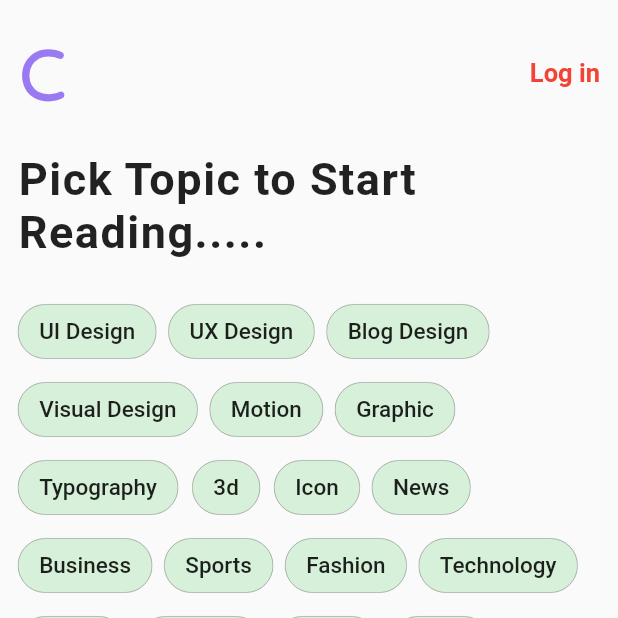
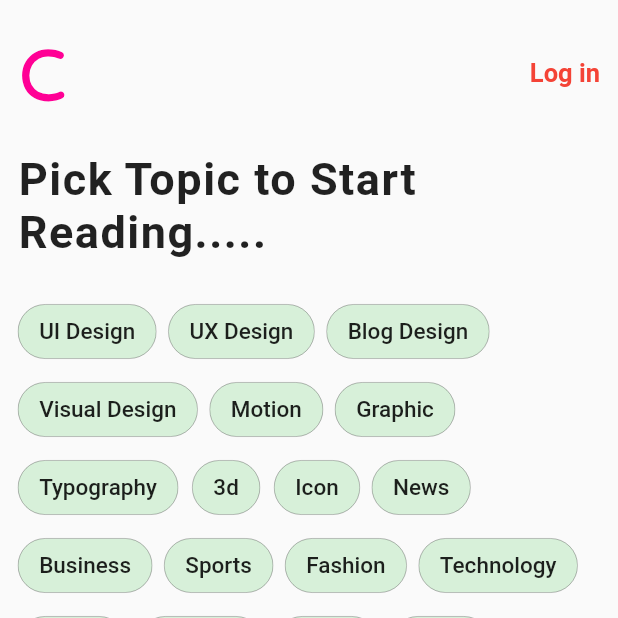
Before and after one commit to RUPAAK/flutter_blog, a Flutter app: the screen it shows after launch, on a phone screen of 412 x 824 dp, the top half of it. Run offline on Flutter 3.47's test engine with Material 2 defaults, Android fonts, the phone set to English and light mode, and no system bars; our stand-ins replace google_fonts, shared_preferences.

Commit message:
added transistion

```diff
--- a/lib/common/logo.dart
+++ b/lib/common/logo.dart
@@ -4,12 +4,15 @@ import 'package:google_fonts/google_fonts.dart';
 import 'card.dart';
 
 class Logo extends StatelessWidget {
+  final AnimationController? animationController;
+
   double? fontHeight = 5;
 
-  Logo({Key? key, this.fontHeight}) : super(key: key);
+  Logo({Key? key, this.fontHeight, this.animationController}) : super(key: key);
 
   @override
   Widget build(BuildContext context) {
+    if (animationController == null) {
       return Container(
         child: Text(
           'C',
@@ -17,8 +20,27 @@ class Logo extends StatelessWidget {
               fontFamily: 'Hubballi',
               fontSize: fontHeight,
               fontWeight: FontWeight.bold,
-            color: Color.fromARGB(255, 154, 122, 243)),
+              color: Color.fromARGB(255, 255, 0, 149)),
+        ),
+      );
+    } else {
+      return SlideTransition(
+        position: Tween(begin: Offset(-1, 0), end: Offset.zero)
+            .animate(animationController!),
+        child: FadeTransition(
+          opacity: animationController!,
+          child: Container(
+            child: Text(
+              'C',
+              style: TextStyle(
+                  fontFamily: 'Hubballi',
+                  fontSize: fontHeight,
+                  fontWeight: FontWeight.bold,
+                  color: Color.fromARGB(255, 255, 0, 149)),
+            ),
+          ),
         ),
       );
     }
   }
+}
--- a/lib/main.dart
+++ b/lib/main.dart
@@ -32,7 +32,7 @@ class MyApp extends StatelessWidget {
           child: Scaffold(
               body: initScreen == 0 || initScreen == null
                   ? FirstScreen()
-                  : HomeScreen())),
+                  : FirstScreen())),
     );
   }
 }
```
Also changed, not shown: lib/screens/onboarding-screens/first-onboarding.dart (+39 -11 lines). Lines whose indentation alone changed are shown as unchanged.
